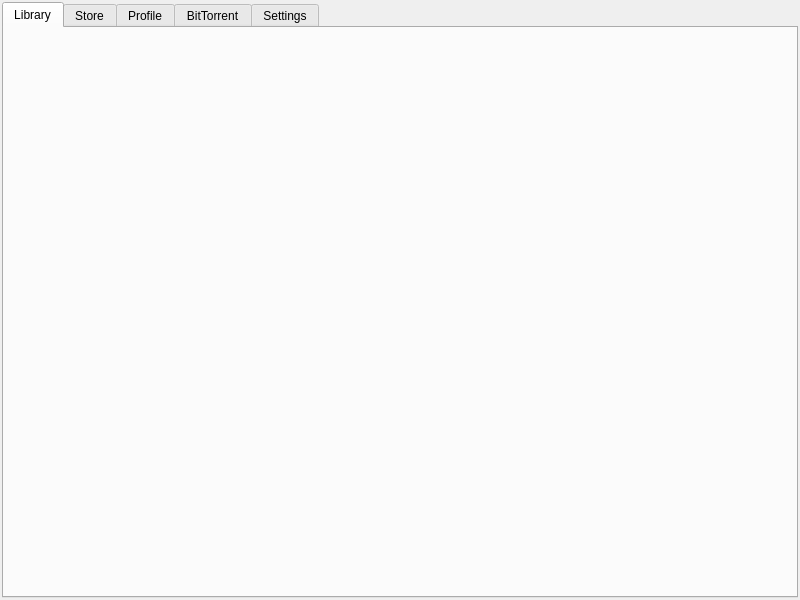
Old version of the form mainwindow.ui in the repository lorenzo-zurini/VidyaGod.
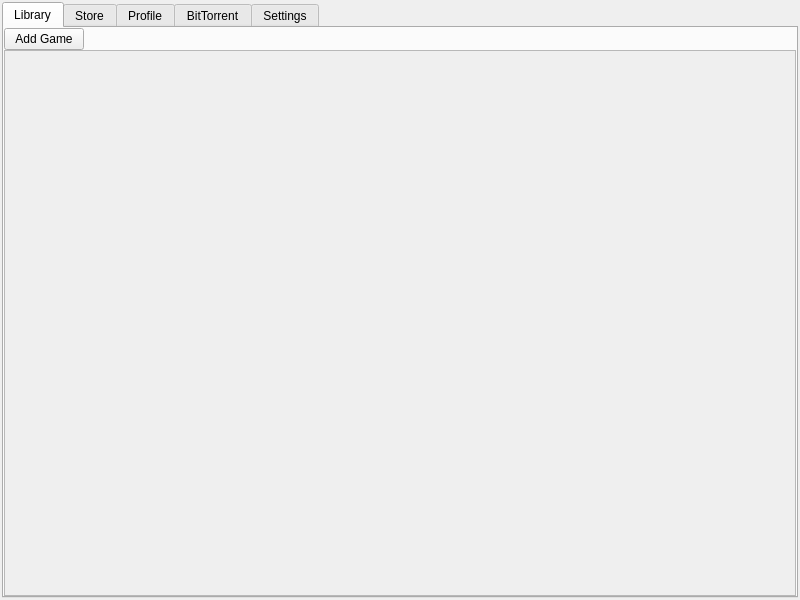
New version of the form.

Commit message: Started work on library.

Patch:
```diff
--- a/mainwindow.ui
+++ b/mainwindow.ui
@@ -48,7 +48,64 @@
        <attribute name="title">
         <string>Library</string>
        </attribute>
-       <layout class="QGridLayout" name="gridLayout_2"/>
+       <layout class="QVBoxLayout" name="LibraryTabLayout">
+        <property name="spacing">
+         <number>0</number>
+        </property>
+        <property name="leftMargin">
+         <number>0</number>
+        </property>
+        <property name="topMargin">
+         <number>0</number>
+        </property>
+        <property name="rightMargin">
+         <number>0</number>
+        </property>
+        <property name="bottomMargin">
+         <number>0</number>
+        </property>
+        <item>
+         <layout class="QHBoxLayout" name="LibraryToolbarLayout">
+          <item>
+           <widget class="QPushButton" name="pushButton">
+            <property name="text">
+             <string>Add Game</string>
+            </property>
+           </widget>
+          </item>
+          <item>
+           <spacer name="horizontalSpacer">
+            <property name="orientation">
+             <enum>Qt::Horizontal</enum>
+            </property>
+            <property name="sizeHint" stdset="0">
+             <size>
+              <width>40</width>
+              <height>20</height>
+             </size>
+            </property>
+           </spacer>
+          </item>
+         </layout>
+        </item>
+        <item>
+         <widget class="QScrollArea" name="LibraryScrollArea">
+          <property name="widgetResizable">
+           <bool>true</bool>
+          </property>
+          <widget class="QWidget" name="LibraryScrollAreaLayout">
+           <property name="geometry">
+            <rect>
+             <x>0</x>
+             <y>0</y>
+             <width>790</width>
+             <height>534</height>
+            </rect>
+           </property>
+          </widget>
+         </widget>
+        </item>
+       </layout>
       </widget>
       <widget class="QWidget" name="StoreTab">
        <attribute name="title">
```
Left out of the diff: 2 changed lines with no effect on the pictures. The commit also changes 3 other files.
